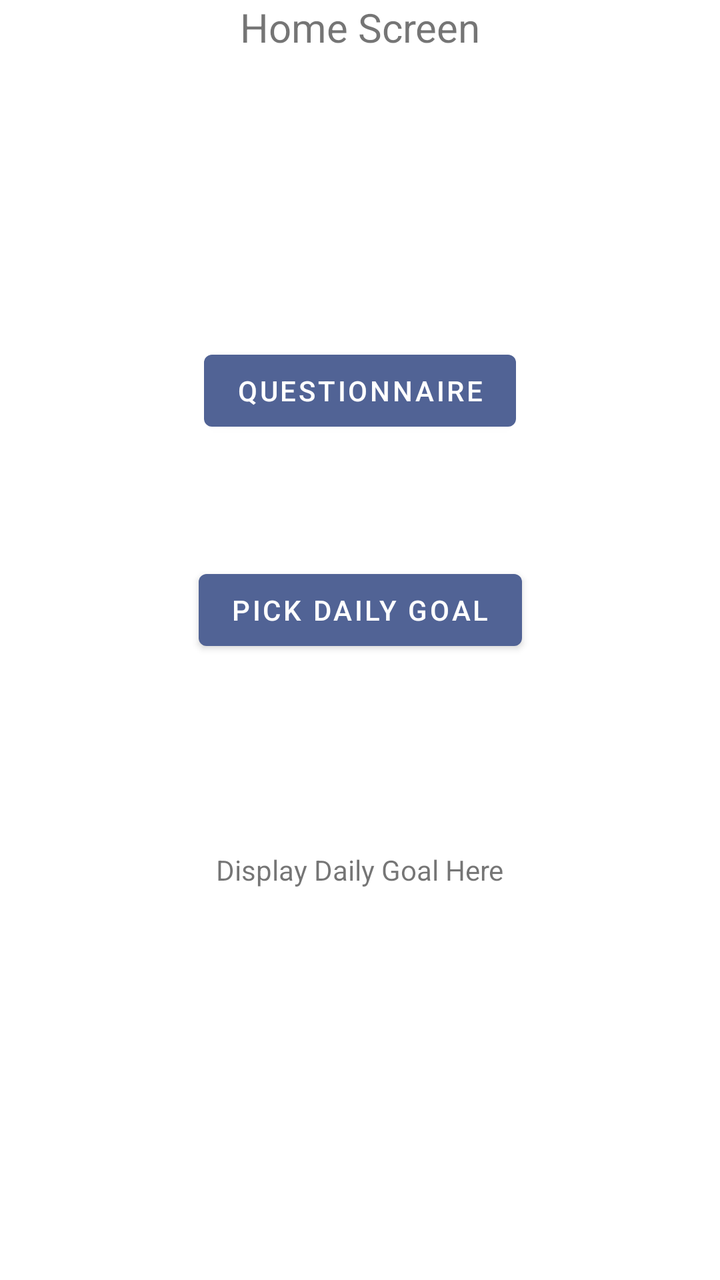
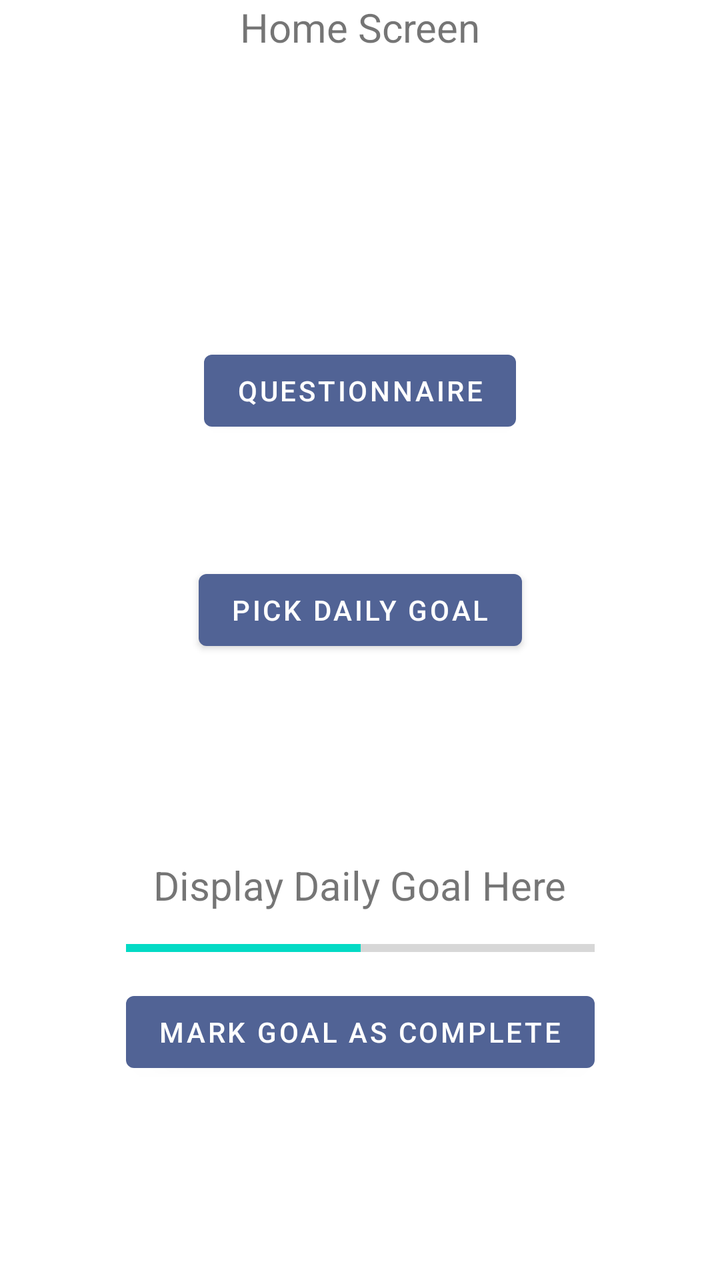

An Android layout rendered at two revisions. The XML below is the earlier revision; the diff shows what the commit changed to produce the second picture.
<!-- AndroidManifest.xml: application theme Theme.SELab23B02 -->
<!-- res/layout/fragment_home.xml -->
<?xml version="1.0" encoding="utf-8"?>
<androidx.constraintlayout.widget.ConstraintLayout xmlns:android="http://schemas.android.com/apk/res/android"
    xmlns:tools="http://schemas.android.com/tools"
    android:layout_width="match_parent"
    android:layout_height="match_parent"
    xmlns:app="http://schemas.android.com/apk/res-auto"
    tools:context=".HomeFragment">

    
    <TextView
        android:layout_width="wrap_content"
        android:layout_height="wrap_content"
        android:layout_gravity="center"
        android:text="Home Screen"
        app:layout_constraintTop_toTopOf="parent"
        app:layout_constraintLeft_toLeftOf="parent"
        app:layout_constraintRight_toRightOf="parent"
        android:textSize="20sp"/>

    <Button
        android:id="@+id/QuestionnaireButton"
        android:layout_width="wrap_content"
        android:layout_height="wrap_content"
        android:text="Questionnaire"
        app:layout_constraintBottom_toBottomOf="parent"
        app:layout_constraintTop_toTopOf="parent"
        app:layout_constraintLeft_toLeftOf="parent"
        app:layout_constraintRight_toRightOf="parent"
        android:onClick="QuestionnaireClicked"
        android:layout_marginTop="-250dp"
        />

    <Button
        android:id="@+id/DailyGoalButton"
        android:layout_width="wrap_content"
        android:layout_height="wrap_content"
        android:text="Pick Daily Goal"
        app:layout_constraintBottom_toBottomOf="parent"
        app:layout_constraintTop_toBottomOf="@+id/QuestionnaireButton"
        app:layout_constraintLeft_toLeftOf="parent"
        app:layout_constraintRight_toRightOf="parent"
        android:onClick="PickDailyGoalClicked"
        android:layout_marginTop="-250dp"
         />
    <TextView
        android:id="@+id/DailyGoalTxt"
        android:layout_width="wrap_content"
        android:layout_height="wrap_content"
        android:text="Display Daily Goal Here"
        app:layout_constraintBottom_toBottomOf="parent"
        app:layout_constraintTop_toBottomOf="@+id/DailyGoalButton"
        app:layout_constraintLeft_toLeftOf="parent"
        app:layout_constraintRight_toRightOf="parent"
        android:layout_marginTop="-100dp"/>


</androidx.constraintlayout.widget.ConstraintLayout>
<!-- resources referenced by this layout -->
<resources>
  <style name="Theme.SELab23B02" parent="Theme.MaterialComponents.DayNight.DarkActionBar">
          
          <item name="colorPrimary">@color/accent_color</item>
          <item name="colorPrimaryVariant">@color/accent_color</item>
          <item name="colorOnPrimary">@color/white</item>
          
          <item name="colorSecondary">@color/teal_200</item>
          <item name="colorSecondaryVariant">@color/teal_700</item>
          <item name="colorOnSecondary">@color/black</item>
          
          <item name="android:statusBarColor">?attr/colorPrimaryVariant</item>
          
      </style>
  <color name="accent_color">#516395</color>
  <color name="white">#FFFFFFFF</color>
  <color name="teal_200">#FF03DAC5</color>
  <color name="teal_700">#FF018786</color>
  <color name="black">#FF000000</color>
</resources>

<!-- the commit's change to res/layout/fragment_home.xml (unified diff, before → after) -->
@@ -1,57 +1,83 @@
 <?xml version="1.0" encoding="utf-8"?>
 <androidx.constraintlayout.widget.ConstraintLayout xmlns:android="http://schemas.android.com/apk/res/android"
+    xmlns:app="http://schemas.android.com/apk/res-auto"
     xmlns:tools="http://schemas.android.com/tools"
     android:layout_width="match_parent"
     android:layout_height="match_parent"
-    xmlns:app="http://schemas.android.com/apk/res-auto"
     tools:context=".HomeFragment">
 
     
     <TextView
+        android:id="@+id/textView"
         android:layout_width="wrap_content"
         android:layout_height="wrap_content"
         android:layout_gravity="center"
         android:text="Home Screen"
-        app:layout_constraintTop_toTopOf="parent"
+        android:textSize="20sp"
         app:layout_constraintLeft_toLeftOf="parent"
         app:layout_constraintRight_toRightOf="parent"
-        android:textSize="20sp"/>
+        app:layout_constraintTop_toTopOf="parent" />
 
     <Button
         android:id="@+id/QuestionnaireButton"
         android:layout_width="wrap_content"
         android:layout_height="wrap_content"
+        android:layout_marginTop="-250dp"
+        android:onClick="QuestionnaireClicked"
         android:text="Questionnaire"
         app:layout_constraintBottom_toBottomOf="parent"
-        app:layout_constraintTop_toTopOf="parent"
         app:layout_constraintLeft_toLeftOf="parent"
         app:layout_constraintRight_toRightOf="parent"
-        android:onClick="QuestionnaireClicked"
-        android:layout_marginTop="-250dp"
-        />
+        app:layout_constraintTop_toTopOf="parent" />
 
     <Button
         android:id="@+id/DailyGoalButton"
         android:layout_width="wrap_content"
         android:layout_height="wrap_content"
+        android:layout_marginTop="-250dp"
+        android:onClick="PickDailyGoalClicked"
         android:text="Pick Daily Goal"
         app:layout_constraintBottom_toBottomOf="parent"
-        app:layout_constraintTop_toBottomOf="@+id/QuestionnaireButton"
         app:layout_constraintLeft_toLeftOf="parent"
         app:layout_constraintRight_toRightOf="parent"
-        android:onClick="PickDailyGoalClicked"
-        android:layout_marginTop="-250dp"
-         />
-    <TextView
-        android:id="@+id/DailyGoalTxt"
+        app:layout_constraintTop_toBottomOf="@+id/QuestionnaireButton" />
+
+    <LinearLayout
+        android:id="@+id/linearLayout4"
         android:layout_width="wrap_content"
         android:layout_height="wrap_content"
-        android:text="Display Daily Goal Here"
+        android:divider="@drawable/divider"
+        android:orientation="vertical"
+        android:showDividers="middle"
         app:layout_constraintBottom_toBottomOf="parent"
-        app:layout_constraintTop_toBottomOf="@+id/DailyGoalButton"
         app:layout_constraintLeft_toLeftOf="parent"
         app:layout_constraintRight_toRightOf="parent"
-        android:layout_marginTop="-100dp"/>
+        app:layout_constraintTop_toBottomOf="@+id/DailyGoalButton"
+        android:gravity="center">
 
+        <TextView
+            android:id="@+id/DailyGoalTxt"
+            android:layout_width="wrap_content"
+            android:layout_height="wrap_content"
+            android:text="Display Daily Goal Here"
+            android:textSize="20dp" />
+
+        <ProgressBar
+            android:id="@+id/DailyGoalProgressBar"
+            style="?android:progressBarStyleHorizontal"
+            android:layout_width="match_parent"
+            android:layout_height="wrap_content"
+            android:indeterminate="false"
+            android:max="100"
+            android:progress="50" />
+
+        <Button
+            android:id="@+id/GoalCompleteButton"
+            android:layout_width="wrap_content"
+            android:layout_height="wrap_content"
+            android:text="Mark Goal as Complete"
+            android:onClick="markGoalAsCompleteClicked"/>
+
+    </LinearLayout>
 
 </androidx.constraintlayout.widget.ConstraintLayout>
<!-- resource entries referenced after the edit -->
@@ -1,5 +1,13 @@
 <!-- resources referenced by this layout -->
 <resources>
+  <!-- drawable divider (drawable) -->
+  <?xml version="1.0" encoding="utf-8"?>
+  <shape xmlns:android="http://schemas.android.com/apk/res/android">
+      <size
+          android:height="10dp"
+          android:width="5dp"
+          />
+  </shape>
   <style name="Theme.SELab23B02" parent="Theme.MaterialComponents.DayNight.DarkActionBar">
           
           <item name="colorPrimary">@color/accent_color</item>
